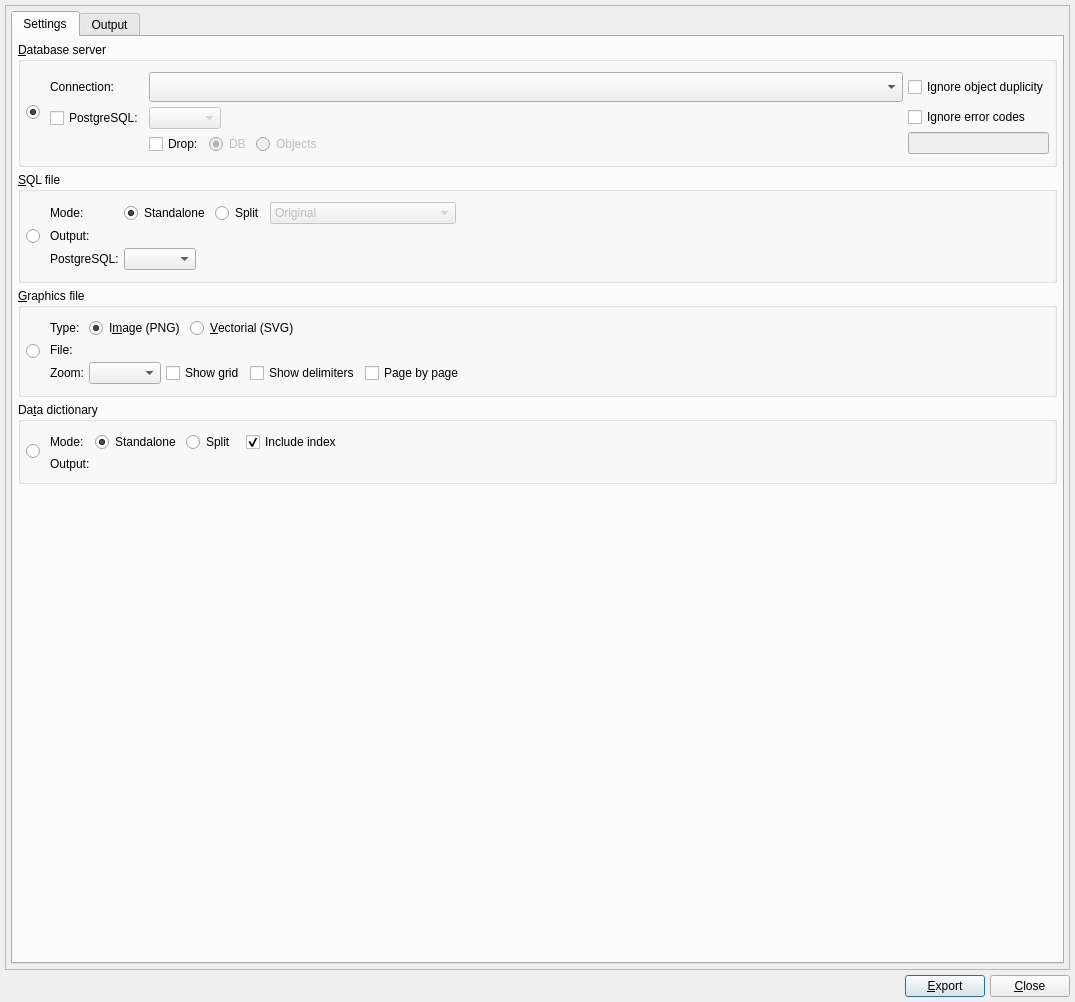
pgmodeler/pgmodeler, file libs/libgui/ui/tools/modelexportform.ui: the form before one commit.
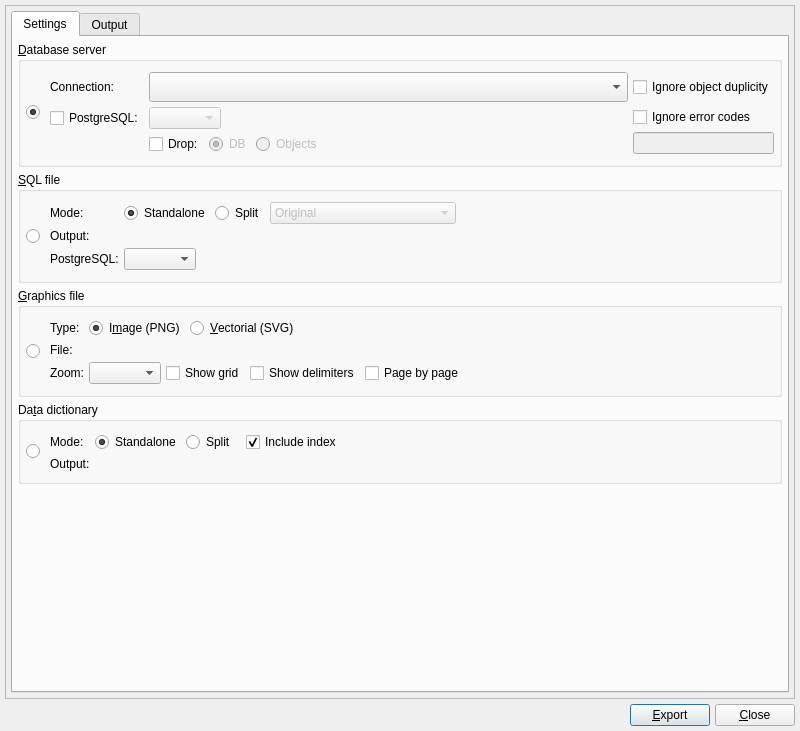
The form after the commit. Icons and pictures are not drawn.

What changed in the file:
```diff
--- a/libs/libgui/ui/tools/modelexportform.ui
+++ b/libs/libgui/ui/tools/modelexportform.ui
@@ -9,8 +9,8 @@
    <rect>
     <x>0</x>
     <y>0</y>
-    <width>1075</width>
-    <height>1002</height>
+    <width>800</width>
+    <height>731</height>
    </rect>
   </property>
   <property name="sizePolicy">
@@ -21,8 +21,8 @@
   </property>
   <property name="minimumSize">
    <size>
-    <width>660</width>
-    <height>550</height>
+    <width>800</width>
+    <height>730</height>
    </size>
   </property>
   <property name="maximumSize">
```
